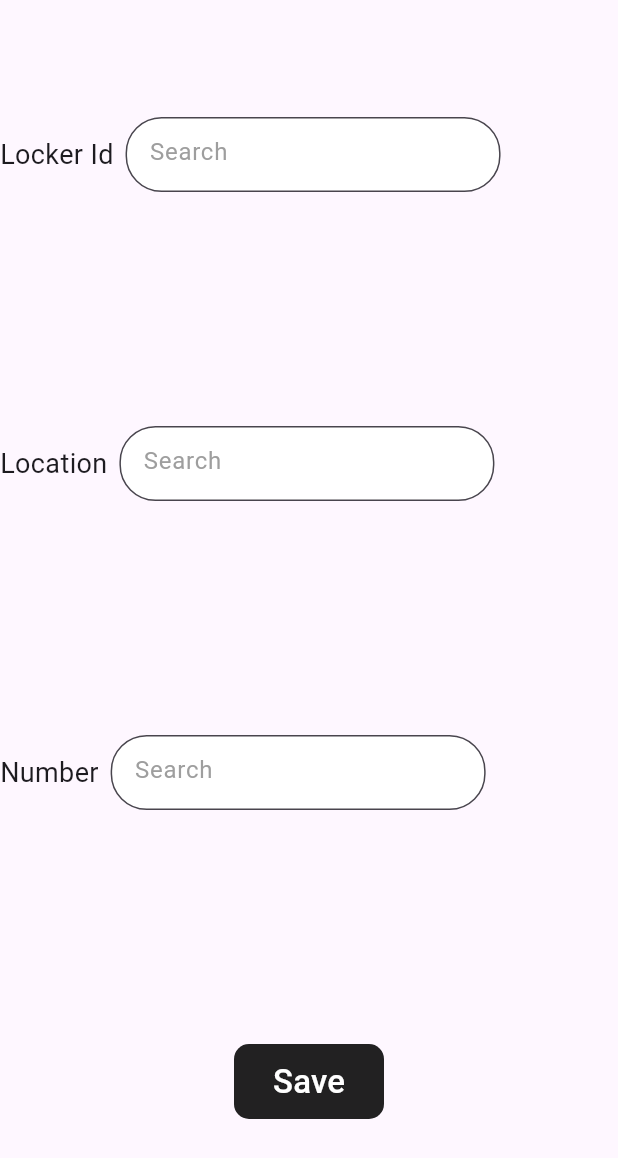
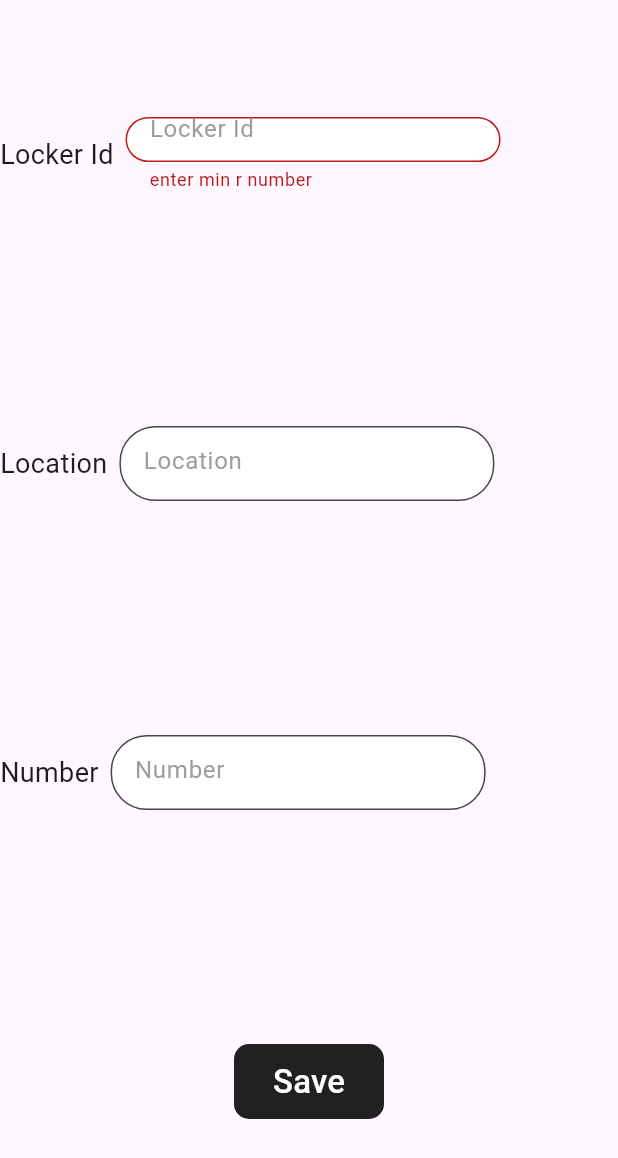
Before and after one commit to MOHAMD-ASHRAF/website_task, a Flutter app: the GetDataFromUser widget shown alone on an empty page, opened directly with empty values, after a tap on "Save", on a phone screen of 412 x 824 dp. Shown: the top 1158 px of the screen. Run offline on Flutter 3.47's test engine with Material 2 defaults, Android fonts, the light colour scheme and no system bars; our stand-ins replace cloud_firestore, firebase_core; accounts and stored records are empty.

Commit message:
add validate to text form feild

```diff
--- a/lib/presentation/widgets/default_text_form_feild.dart
+++ b/lib/presentation/widgets/default_text_form_feild.dart
@@ -8,9 +8,10 @@ class DefaultTextFormFeild extends StatelessWidget {
   final TextEditingController? controller;
   TextInputType? keyboardType;
   final int maxLine;
+  final String hintText;
   final double height;
   DefaultTextFormFeild({
-    super.key, this.onPressed, this.maxLine = 1, this.keyboardType, this.validator, this.controller, this.height = 60,
+    super.key, this.onPressed, this.maxLine = 1, this.keyboardType, this.validator, this.controller, this.height = 60, required this.hintText,
   });
 
   @override
@@ -32,7 +33,7 @@ class DefaultTextFormFeild extends StatelessWidget {
             borderSide: BorderSide(color: Colors.transparent),
             borderRadius: BorderRadius.circular(24),
           ),
-          hintText: 'Search',
+          hintText: hintText,
           hintStyle: TextStyle(color: Colors.grey),
           filled: true,
           fillColor: Colors.white,
--- a/lib/presentation/widgets/get_data_from_user.dart
+++ b/lib/presentation/widgets/get_data_from_user.dart
@@ -11,6 +11,7 @@ class GetDataFromUser extends StatelessWidget {
    GetDataFromUser({
     super.key, required this.locker,
   });
+
 
    final Locker locker;
   final GlobalKey<FormState> _formKey = GlobalKey<FormState>();
@@ -28,29 +29,39 @@ class GetDataFromUser extends StatelessWidget {
             children: [
               const Text('Locker Id',style: TextStyle(fontSize: 18),),
               const SizedBox(width: 8,),
-              DefaultTextFormFeild(height: 50,controller: lockerController),
+              DefaultTextFormFeild(height: 50,controller: lockerController,
+              validator: (value) {
+                if (value != null && value.length < 6) {
+                  return "enter min r number";
+                }
+                return null;
+              }, hintText: 'Locker Id',
+              ),
             ],
           ),
           Row(
             children: [
               const Text('Location',style: TextStyle(fontSize: 18),),
               const SizedBox(width: 8,),
-              DefaultTextFormFeild(height: 50,controller: locationController,),
+              DefaultTextFormFeild(height: 50,controller: locationController, hintText: 'Location',),
             ],
           ),
           Row(
             children: [
               const Text('Number',style: TextStyle(fontSize: 18),),
               const SizedBox(width: 8,),
-              DefaultTextFormFeild(height: 50, controller: numberController,),
+              DefaultTextFormFeild(height: 50, controller: numberController, hintText: 'Number',),
             ],
           ),
 
           DefaultMaterialButton(
             width: 100,
             onPressed: () {
-              locker.addLocker(
-                  lockerId: lockerController.text, location: locationController.text, numOfCells: numberController.text);
+              final isValidateForm  = _formKey.currentState!.validate();
+              if(isValidateForm){
+                locker.addLocker(
+                    lockerId: lockerController.text, location: locationController.text, numOfCells: numberController.text);
+              }
             },
             text: 'Save',)
         ],
--- a/lib/presentation/widgets/header_web_page.dart
+++ b/lib/presentation/widgets/header_web_page.dart
@@ -27,7 +27,7 @@ class HeaderWebPage extends StatelessWidget {
             ),
           ),
           const SizedBox(width: 18,),
-          DefaultTextFormFeild(),
+          DefaultTextFormFeild(hintText: 'search',),
           const Spacer(),
           const Icon(Icons.add_alert_sharp,size: 24,color: Colors.white,),
           const SizedBox(width: 12,),
```
Also changed, not shown: lib/presentation/pages/web_page.dart (+0 -9 lines).
